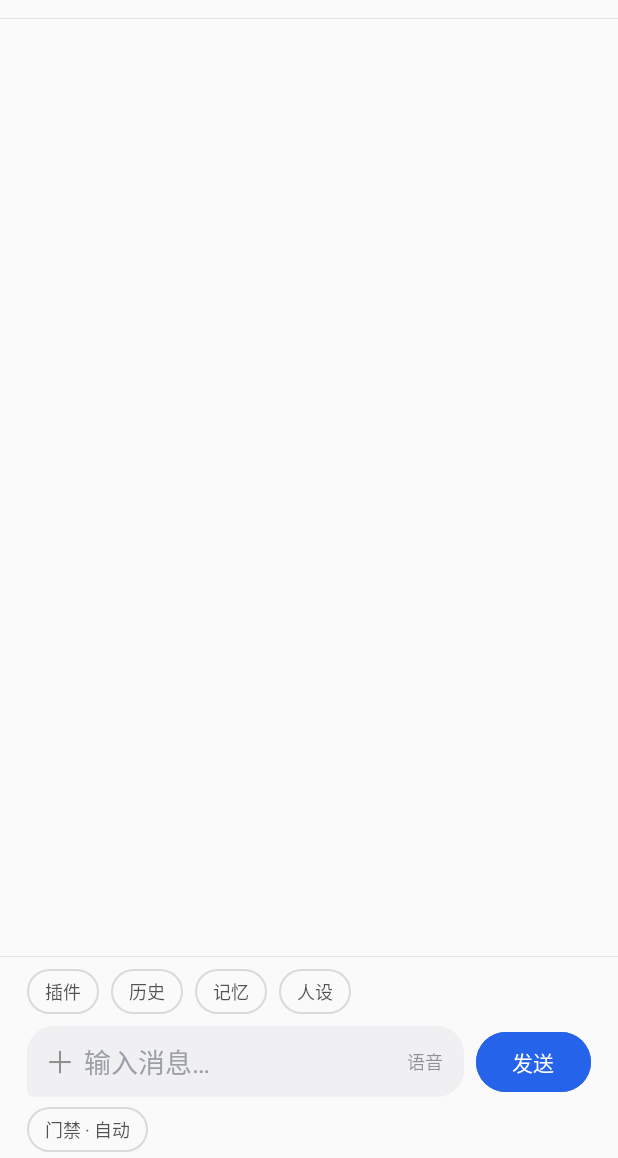
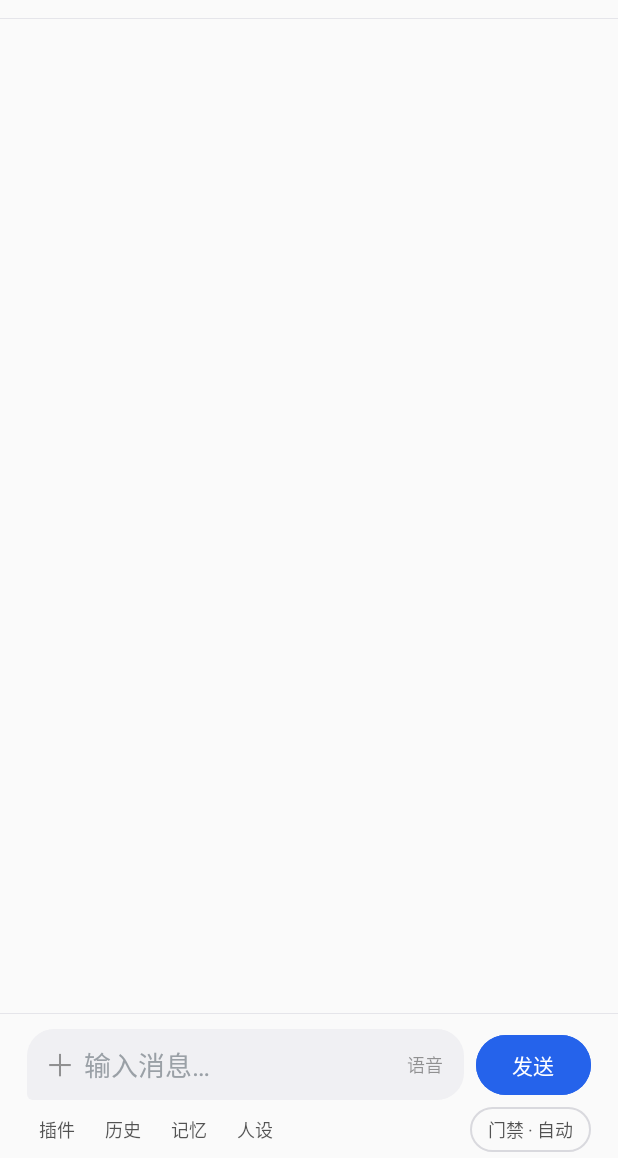
Before and after one commit to aixtin/nyral-lite, an Android app: the MainActivity screen opened directly, with no data from a screen before it, on a phone screen of 412 x 824 dp, the part 78-1236 px from its top. Run offline under Robolectric (Android 15) with nearby library versions, the phone set to English and light mode, and no system bars; pictures from the network do not load.

Commit message:
首页：导航入口并入门禁行，底部工具栏从三行减为两行
- 插件/历史/记忆/人设 从输入框上方移到门禁同一行，改用无边框轻量文字
- 门禁保留胶囊与状态文案，靠右对齐，与导航分组
- 输入框与发送行不变，聊天区多出约一行高度

```diff
--- a/app/src/main/res/layout/activity_main.xml
+++ b/app/src/main/res/layout/activity_main.xml
@@ -120,71 +120,6 @@
         android:paddingBottom="4dp"
         android:background="@color/bg">
 
-        <!-- 输入框上方工具栏：插件入口，后续可继续添加工具 -->
-        <LinearLayout
-            android:layout_width="match_parent"
-            android:layout_height="wrap_content"
-            android:orientation="horizontal"
-            android:paddingStart="8dp"
-            android:paddingEnd="8dp"
-            android:paddingBottom="6dp">
-
-            <TextView
-                android:id="@+id/toolbar_plugins"
-                android:layout_width="wrap_content"
-                android:layout_height="30dp"
-                android:paddingHorizontal="12dp"
-                android:gravity="center"
-                android:text="@string/bar_plugins"
-                android:textSize="12sp"
-                android:textColor="@color/bar_action_text"
-                android:clickable="true"
-                android:focusable="true"
-                android:background="@drawable/bg_bar_item" />
-
-            <TextView
-                android:id="@+id/toolbar_history"
-                android:layout_width="wrap_content"
-                android:layout_height="30dp"
-                android:layout_marginStart="8dp"
-                android:paddingHorizontal="12dp"
-                android:gravity="center"
-                android:text="@string/bar_history"
-                android:textSize="12sp"
-                android:textColor="@color/bar_action_text"
-                android:clickable="true"
-                android:focusable="true"
-                android:background="@drawable/bg_bar_item" />
-
-            <TextView
-                android:id="@+id/toolbar_memory"
-                android:layout_width="wrap_content"
-                android:layout_height="30dp"
-                android:layout_marginStart="8dp"
-                android:paddingHorizontal="12dp"
-                android:gravity="center"
-                android:text="@string/bar_memory"
-                android:textSize="12sp"
-                android:textColor="@color/bar_action_text"
-                android:clickable="true"
-                android:focusable="true"
-                android:background="@drawable/bg_bar_item" />
-
-            <TextView
-                android:id="@+id/toolbar_persona"
-                android:layout_width="wrap_content"
-                android:layout_height="30dp"
-                android:layout_marginStart="8dp"
-                android:paddingHorizontal="12dp"
-                android:gravity="center"
-                android:text="@string/bar_persona"
-                android:textSize="12sp"
-                android:textColor="@color/bar_action_text"
-                android:clickable="true"
-                android:focusable="true"
-                android:background="@drawable/bg_bar_item" />
-        </LinearLayout>
-
         <!-- 待发送图片：横向缩略图条，为空时整条隐藏 -->
         <HorizontalScrollView
             android:id="@+id/attach_scroll"
@@ -273,12 +208,80 @@
                 android:backgroundTint="@color/brand" />
         </LinearLayout>
 
+        <!-- 底部辅助行：左侧导航（轻量文字），右侧门禁状态（胶囊，带状态文案） -->
+        <LinearLayout
+            android:layout_width="match_parent"
+            android:layout_height="wrap_content"
+            android:layout_marginTop="4dp"
+            android:paddingStart="8dp"
+            android:paddingEnd="8dp"
+            android:orientation="horizontal"
+            android:gravity="center_vertical">
+
+            <TextView
+                android:id="@+id/toolbar_plugins"
+                android:layout_width="wrap_content"
+                android:layout_height="30dp"
+                android:layout_marginEnd="4dp"
+                android:paddingHorizontal="8dp"
+                android:gravity="center"
+                android:text="@string/bar_plugins"
+                android:textSize="12sp"
+                android:textColor="@color/bar_action_text"
+                android:clickable="true"
+                android:focusable="true"
+                android:background="?attr/selectableItemBackgroundBorderless" />
+
+            <TextView
+                android:id="@+id/toolbar_history"
+                android:layout_width="wrap_content"
+                android:layout_height="30dp"
+                android:layout_marginEnd="4dp"
+                android:paddingHorizontal="8dp"
+                android:gravity="center"
+                android:text="@string/bar_history"
+                android:textSize="12sp"
+                android:textColor="@color/bar_action_text"
+                android:clickable="true"
+                android:focusable="true"
+                android:background="?attr/selectableItemBackgroundBorderless" />
+
+            <TextView
+                android:id="@+id/toolbar_memory"
+                android:layout_width="wrap_content"
+                android:layout_height="30dp"
+                android:layout_marginEnd="4dp"
+                android:paddingHorizontal="8dp"
+                android:gravity="center"
+                android:text="@string/bar_memory"
+                android:textSize="12sp"
+                android:textColor="@color/bar_action_text"
+                android:clickable="true"
+                android:focusable="true"
+                android:background="?attr/selectableItemBackgroundBorderless" />
+
+            <TextView
+                android:id="@+id/toolbar_persona"
+                android:layout_width="wrap_content"
+                android:layout_height="30dp"
+                android:paddingHorizontal="8dp"
+                android:gravity="center"
+                android:text="@string/bar_persona"
+                android:textSize="12sp"
+                android:textColor="@color/bar_action_text"
+                android:clickable="true"
+                android:focusable="true"
+                android:background="?attr/selectableItemBackgroundBorderless" />
+
+            <Space
+                android:layout_width="0dp"
+                android:layout_height="1dp"
+                android:layout_weight="1" />
+
             <TextView
                 android:id="@+id/bar_gate"
                 android:layout_width="wrap_content"
                 android:layout_height="30dp"
-            android:layout_marginStart="8dp"
-            android:layout_marginTop="6dp"
                 android:paddingHorizontal="12dp"
                 android:gravity="center"
                 android:text="@string/bar_gate"
@@ -289,3 +292,4 @@
                 android:background="@drawable/bg_bar_item" />
         </LinearLayout>
     </LinearLayout>
+</LinearLayout>
```
Lines whose indentation alone changed are shown as unchanged.
